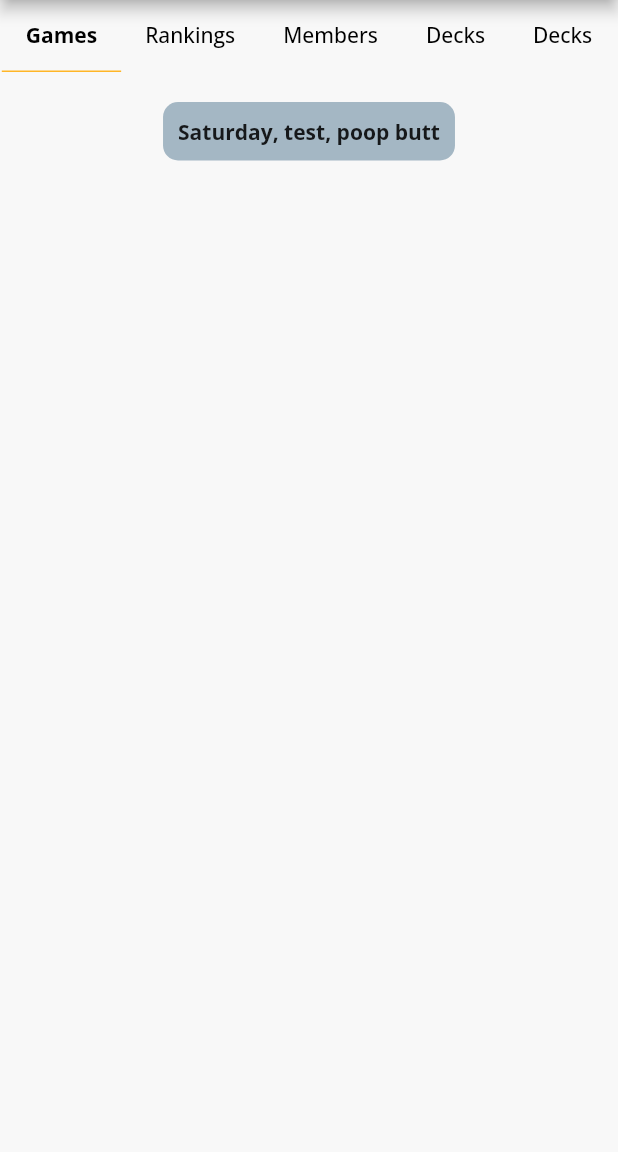
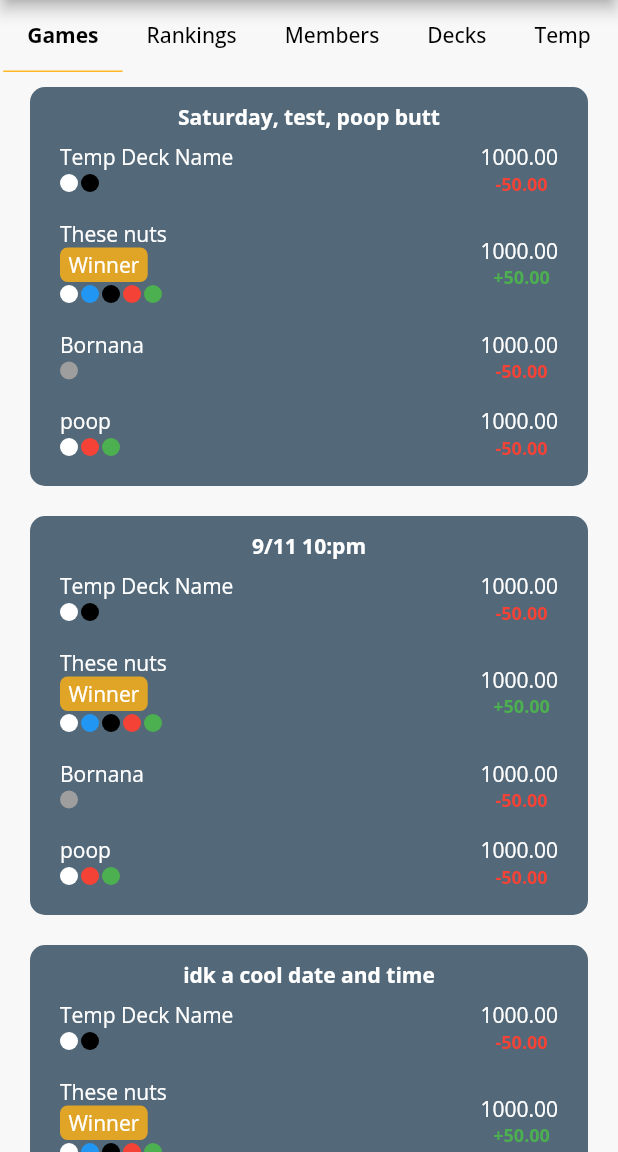
Before and after one commit to yoelgeb/Magic-App, a Flutter app: the screen it shows after launch, on a phone screen of 412 x 824 dp, the part 84-1236 px from its top. Run offline on Flutter 3.47's test engine with Material 2 defaults, Android fonts, the phone set to English and light mode, and no system bars; our stand-ins replace google_fonts.

Commit message:
Basic UI set up

```diff
--- a/magic_app/lib/Games Tab/color_icons.dart
+++ b/magic_app/lib/Games Tab/color_icons.dart
@@ -1,8 +1,7 @@
-import 'dart:ffi';
 import 'package:flutter/material.dart';
 
 class ColorIcons extends StatefulWidget {
-  final List<Char> colors;
+  final List<String> colors;
 
   const ColorIcons({super.key, required this.colors});
 
@@ -11,8 +10,45 @@ class ColorIcons extends StatefulWidget {
 }
 
 class _ColorIconsState extends State<ColorIcons> {
+  Widget colorTemplate(Color colorType) {
+    return Container(
+        width: 12,
+        height: 12,
+        decoration: BoxDecoration(color: colorType, shape: BoxShape.circle));
+  }
+
+  List<Widget> createColors(List<String> colors) {
+    List<Widget> widgetColors = [];
+
+    if (colors[0] == "Colorless") {
+      widgetColors.add(colorTemplate(Colors.grey));
+    } else {
+      for (int i = 0; i < colors.length; i++) {
+        if (colors[i] == 'W') {
+          widgetColors.add(colorTemplate(Colors.white));
+        } else if (colors[i] == 'U') {
+          widgetColors.add(colorTemplate(Colors.blue));
+        } else if (colors[i] == 'B') {
+          widgetColors.add(colorTemplate(Colors.black));
+        } else if (colors[i] == 'R') {
+          widgetColors.add(colorTemplate(Colors.red));
+        } else if (colors[i] == 'G') {
+          widgetColors.add(colorTemplate(Colors.green));
+        }
+        widgetColors.add(const SizedBox(width: 2));
+      }
+    }
+    return widgetColors;
+  }
+
   @override
   Widget build(BuildContext context) {
-    return const Placeholder();
+    return Container(
+      margin: const EdgeInsets.symmetric(vertical: 2),
+      child: Row(
+        crossAxisAlignment: CrossAxisAlignment.start,
+        children: createColors(widget.colors),
+      ),
+    );
   }
 }
--- a/magic_app/lib/Games Tab/games_icon.dart
+++ b/magic_app/lib/Games Tab/games_icon.dart
@@ -1,4 +1,5 @@
 import 'package:flutter/material.dart';
+import 'package:magic_app/Games Tab/player_game_row.dart';
 
 // ignore: must_be_immutable
 class GameIcon extends StatefulWidget {
@@ -18,14 +19,36 @@ class _GameIconState extends State<GameIcon> {
   Widget build(BuildContext context) {
     return Container(
       padding: const EdgeInsets.all(10),
-      margin: const EdgeInsets.all(20),
+      margin: const EdgeInsets.symmetric(vertical: 10, horizontal: 20),
+      width: MediaQuery.of(context).size.width,
       decoration: BoxDecoration(
-          color: const Color(0xFFA4B7C4),
+          color: const Color(0xFF536878),
           borderRadius: BorderRadius.circular(10)),
       child: Column(
         children: [
           Text(widget.date!,
-              style: const TextStyle(fontWeight: FontWeight.bold)),
+              style: const TextStyle(
+                  fontWeight: FontWeight.bold, color: Colors.white)),
+          PlayerGameRow(
+            deckID: "Temp Deck Name",
+            colors: const ['W', 'B'],
+            winner: false,
+          ),
+          PlayerGameRow(
+            deckID: "These nuts",
+            colors: const ['W', 'U', 'B', 'R', 'G'],
+            winner: true,
+          ),
+          PlayerGameRow(
+            deckID: "Bornana",
+            colors: const ['Colorless'],
+            winner: false,
+          ),
+          PlayerGameRow(
+            deckID: "poop",
+            colors: const ['W', 'R', 'G'],
+            winner: false,
+          ),
         ],
       ),
     );
--- a/magic_app/lib/Games Tab/player_game_row.dart
+++ b/magic_app/lib/Games Tab/player_game_row.dart
@@ -1,11 +1,24 @@
+// ignore_for_file: prefer_const_constructors_in_immutables
 import 'package:flutter/material.dart';
+import 'color_icons.dart';
 
 class PlayerGameRow extends StatefulWidget {
   final String? matchID;
   final String? deckID;
   final bool? winner;
+  final List<String> colors;
+  //final int? newELO;
+  //final int? previousELO;
 
-  const PlayerGameRow({super.key, this.matchID, this.deckID, this.winner});
+  PlayerGameRow({
+    super.key,
+    this.matchID,
+    this.deckID,
+    this.winner,
+    this.colors = const [],
+    //this.newELO,
+    //this.previousELO
+  });
 
   @override
   State<PlayerGameRow> createState() => _PlayerGameRowState();
@@ -14,6 +27,55 @@ class PlayerGameRow extends StatefulWidget {
 class _PlayerGameRowState extends State<PlayerGameRow> {
   @override
   Widget build(BuildContext context) {
-    return Row();
+    String eloChange = '-';
+    if (widget.winner!) eloChange = '+';
+
+    Widget winnerWidget(bool winner) {
+      if (winner) {
+        return Container(
+            padding: const EdgeInsets.all(2),
+            decoration: BoxDecoration(
+                color: const Color(0xFFE0A526),
+                borderRadius: BorderRadius.circular(5)),
+            child: const Text(
+              ' Winner ',
+              style: TextStyle(
+                color: Colors.white,
+              ),
+            ));
+      } else {
+        return const SizedBox.shrink();
+      }
+    }
+
+    return Container(
+      padding: const EdgeInsets.symmetric(vertical: 8, horizontal: 10),
+      child: Row(
+        mainAxisAlignment: MainAxisAlignment.spaceBetween,
+        children: [
+          Column(
+            crossAxisAlignment: CrossAxisAlignment.start,
+            children: [
+              Text(widget.deckID!, style: const TextStyle(color: Colors.white)),
+              winnerWidget(widget.winner!),
+              ColorIcons(colors: widget.colors)
+            ],
+          ),
+          Column(
+            children: [
+              const Text('1000.00', style: TextStyle(color: Colors.white)),
+              Text(
+                '${eloChange}50.00 ',
+                style: TextStyle(
+                    color: widget.winner! ? Colors.green : Colors.red,
+                    fontSize: 12,
+                    fontWeight: FontWeight.bold),
+                textAlign: TextAlign.end,
+              )
+            ],
+          )
+        ],
+      ),
+    );
   }
 }
--- a/magic_app/lib/Pages/games_page.dart
+++ b/magic_app/lib/Pages/games_page.dart
@@ -11,12 +11,15 @@ class GamesPage extends StatefulWidget {
 class _GamesPageState extends State<GamesPage> {
   @override
   Widget build(BuildContext context) {
-    return Column(
-      children: [
-        GameIcon(
-          date: "Saturday, test, poop butt",
-        )
-      ],
+    return SingleChildScrollView(
+      child: Column(
+        children: [
+          GameIcon(date: "Saturday, test, poop butt"),
+          GameIcon(date: "9/11 10:pm"),
+          GameIcon(date: "idk a cool date and time"),
+          GameIcon(date: "Saturday, test, poop butt"),
+        ],
+      ),
     );
   }
 }
--- a/magic_app/lib/home.dart
+++ b/magic_app/lib/home.dart
@@ -43,7 +43,7 @@ class _HomePageState extends State<HomePage> {
                     text: 'Decks',
                   ),
                   Tab(
-                    text: 'Decks',
+                    text: 'Temp',
                   ),
                 ],
               ),
```
